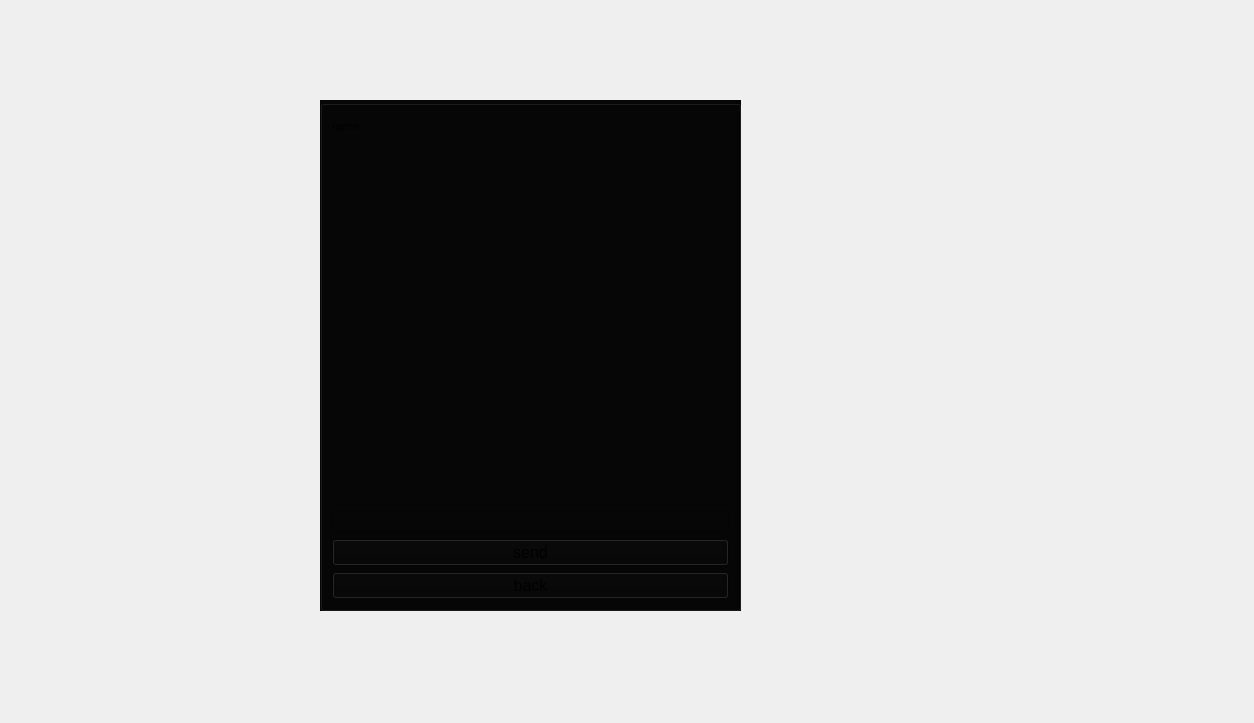
The window that massenger/sendmessagechannel_dialog.ui (MahanBeidokhti/AP-Messenger) describes before a commit, drawn with Qt 5.
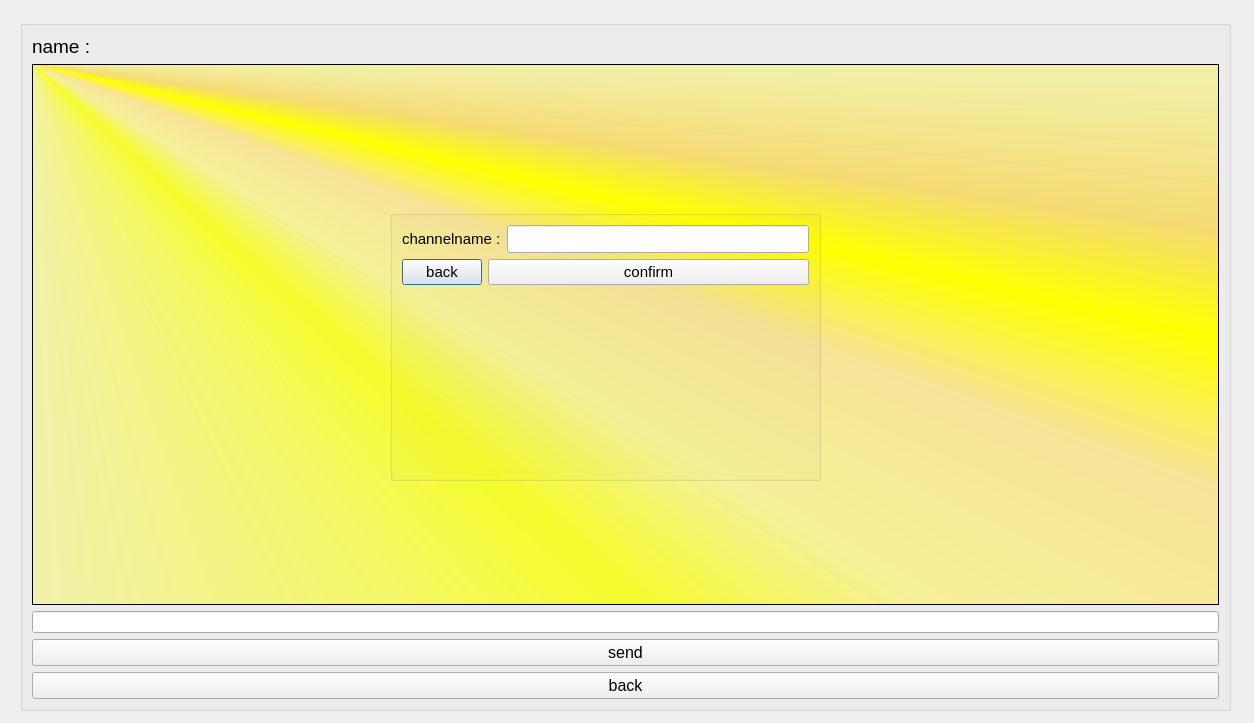
The same window after the commit. Icons and pictures are not drawn.

```diff
--- a/massenger/sendmessagechannel_dialog.ui
+++ b/massenger/sendmessagechannel_dialog.ui
@@ -14,19 +14,20 @@
    <string>Dialog</string>
   </property>
   <property name="styleSheet">
-   <string notr="true">background-image: url(:/Source/@metawalls.jpg);</string>
+   <string notr="true">background-color: qlineargradient(spread:pad, x1:0.019, y1:0.017, x2:1, y2:1, stop:0 rgba(85, 65, 4, 255), stop:0.16 rgba(119, 93, 19, 255), stop:0.225 rgba(148, 125, 37, 255), stop:0.285 rgba(180, 160, 65, 255), stop:0.342723 rgba(195, 183, 96, 255), stop:0.408028 rgba(218, 212, 118, 255), stop:0.52 rgba(224, 205, 93, 255), stop:0.57 rgba(199, 164, 46, 255), stop:0.635 rgba(168, 142, 42, 255), stop:0.695 rgba(180, 155, 61, 255), stop:0.75 rgba(207, 191, 82, 255), stop:0.815 rgba(208, 187, 73, 255), stop:0.88 rgba(187, 156, 51, 255), stop:0.935 rgba(76, 60, 14, 255), stop:1 rgba(35, 40, 3, 255));
+color: rgb(0, 0, 0);</string>
   </property>
   <widget class="QGroupBox" name="channelname_groupBox">
    <property name="geometry">
     <rect>
      <x>390</x>
-     <y>230</y>
-     <width>311</width>
-     <height>221</height>
+     <y>210</y>
+     <width>431</width>
+     <height>271</height>
     </rect>
    </property>
    <property name="styleSheet">
-    <string notr="true">background-color: rgb(8, 8, 8);</string>
+    <string notr="true"/>
    </property>
    <property name="title">
     <string/>
@@ -36,6 +37,11 @@
      <layout class="QHBoxLayout" name="horizontalLayout">
       <item>
        <widget class="QLabel" name="label">
+        <property name="font">
+         <font>
+          <pointsize>11</pointsize>
+         </font>
+        </property>
         <property name="text">
          <string>channelname :</string>
         </property>
@@ -63,6 +69,11 @@
     </item>
     <item row="1" column="0">
      <widget class="QPushButton" name="back_pushButton">
+      <property name="font">
+       <font>
+        <pointsize>11</pointsize>
+       </font>
+      </property>
       <property name="text">
        <string>back</string>
       </property>
@@ -70,6 +81,11 @@
     </item>
     <item row="1" column="1">
      <widget class="QPushButton" name="confirm_pushButton">
+      <property name="font">
+       <font>
+        <pointsize>11</pointsize>
+       </font>
+      </property>
       <property name="text">
        <string>confirm</string>
       </property>
@@ -80,57 +96,19 @@
   <widget class="QGroupBox" name="chat_groupBox">
    <property name="geometry">
     <rect>
-     <x>320</x>
-     <y>100</y>
-     <width>421</width>
-     <height>511</height>
+     <x>20</x>
+     <y>20</y>
+     <width>1211</width>
+     <height>691</height>
     </rect>
    </property>
    <property name="styleSheet">
-    <string notr="true">background-color: rgb(6, 6, 6);</string>
+    <string notr="true"/>
    </property>
    <property name="title">
     <string/>
    </property>
    <layout class="QGridLayout" name="gridLayout">
-    <item row="0" column="0">
-     <layout class="QHBoxLayout" name="horizontalLayout_2">
-      <item>
-       <widget class="QLabel" name="label_2">
-        <property name="font">
-         <font>
-          <pointsize>8</pointsize>
-         </font>
-        </property>
-        <property name="text">
-         <string>name :</string>
-        </property>
-       </widget>
-      </item>
-      <item>
-       <widget class="QLabel" name="name_label">
-        <property name="font">
-         <font>
-          <pointsize>14</pointsize>
-         </font>
-        </property>
-        <property name="text">
-         <string/>
-        </property>
-       </widget>
-      </item>
-     </layout>
-    </item>
-    <item row="1" column="0">
-     <widget class="QTextEdit" name="message_textEdit"/>
-    </item>
-    <item row="2" column="0">
-     <widget class="QLineEdit" name="send_lineEdit">
-      <property name="text">
-       <string/>
-      </property>
-     </widget>
-    </item>
     <item row="3" column="0">
      <widget class="QPushButton" name="send_pushButton">
       <property name="font">
@@ -143,6 +121,23 @@
       </property>
      </widget>
     </item>
+    <item row="1" column="0">
+     <widget class="QTextEdit" name="message_textEdit">
+      <property name="font">
+       <font>
+        <family>Segoe UI</family>
+        <pointsize>11</pointsize>
+        <italic>false</italic>
+        <bold>false</bold>
+       </font>
+      </property>
+      <property name="styleSheet">
+       <string notr="true">background-color: qconicalgradient(cx:0, cy:0, angle:135, stop:0 rgba(255, 255, 0, 69), stop:0.375 rgba(255, 255, 0, 69), stop:0.423533 rgba(251, 255, 0, 145), stop:0.45 rgba(247, 255, 0, 208), stop:0.477581 rgba(255, 244, 71, 130), stop:0.518717 rgba(255, 218, 71, 130), stop:0.55 rgba(255, 255, 0, 255), stop:0.57754 rgba(255, 203, 0, 130), stop:0.625 rgba(255, 255, 0, 69), stop:1 rgba(255, 255, 0, 69));
+font: 11pt &quot;Segoe UI&quot;;
+color: rgb(97, 49, 0);</string>
+      </property>
+     </widget>
+    </item>
     <item row="4" column="0">
      <widget class="QPushButton" name="back_chat_pushButton">
       <property name="font">
@@ -155,8 +150,46 @@
       </property>
      </widget>
     </item>
+    <item row="2" column="0">
+     <widget class="QLineEdit" name="send_lineEdit">
+      <property name="text">
+       <string/>
+      </property>
+     </widget>
+    </item>
+    <item row="0" column="0">
+     <layout class="QHBoxLayout" name="horizontalLayout_2">
+      <item>
+       <widget class="QLabel" name="label_2">
+        <property name="font">
+         <font>
+          <pointsize>14</pointsize>
+         </font>
+        </property>
+        <property name="text">
+         <string>name :</string>
+        </property>
+       </widget>
+      </item>
+      <item>
+       <widget class="QLabel" name="name_label">
+        <property name="font">
+         <font>
+          <pointsize>14</pointsize>
+          <bold>false</bold>
+         </font>
+        </property>
+        <property name="text">
+         <string/>
+        </property>
+       </widget>
+      </item>
+     </layout>
+    </item>
    </layout>
   </widget>
+  <zorder>chat_groupBox</zorder>
+  <zorder>channelname_groupBox</zorder>
  </widget>
  <resources/>
  <connections/>
```
